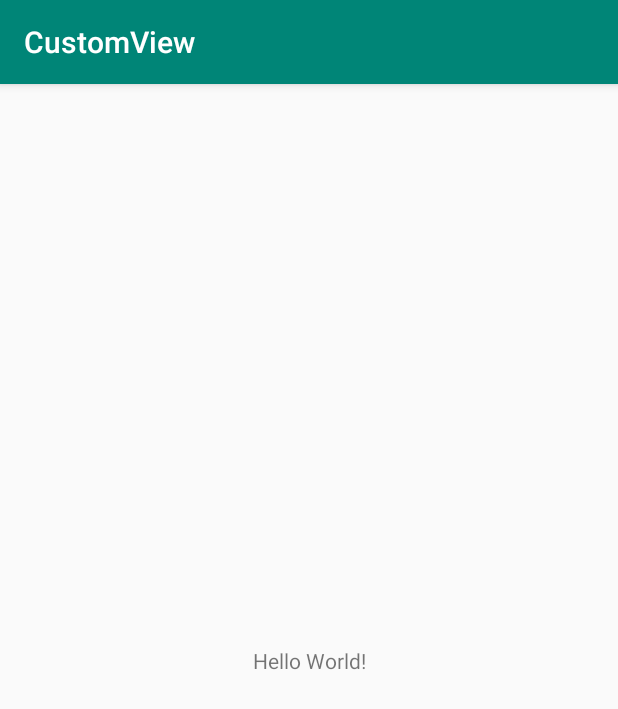
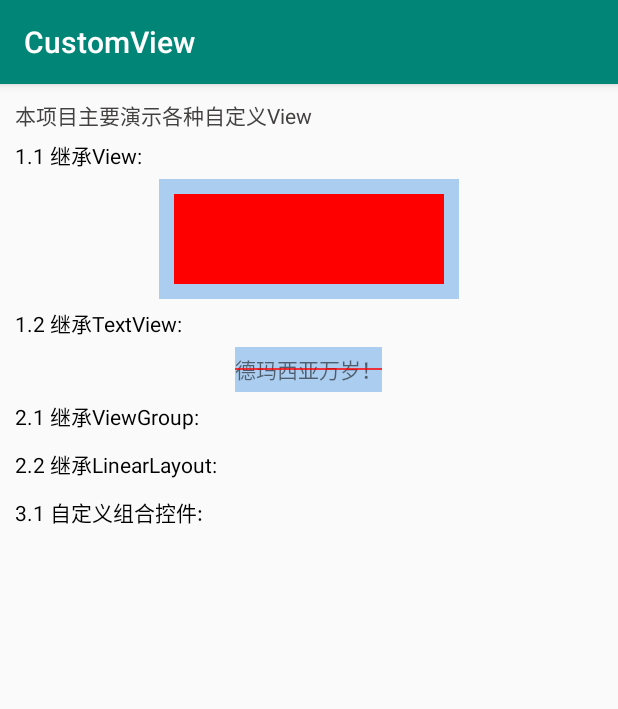
Before and after one commit to shaoshuai904/CustomView, an Android app: the screen it shows after launch (MainActivity), on a phone screen of 412 x 824 dp. Shown: the top 709 px of the screen. Run offline under Robolectric (Android 15) with nearby library versions, the phone set to English and light mode, and no system bars.

Commit message:
add custom View and custom TextView.

```diff
--- a/app/build.gradle
+++ b/app/build.gradle
@@ -4,7 +4,7 @@ android {
     compileSdkVersion 28
     defaultConfig {
         applicationId "com.maple.customview"
-        minSdkVersion 15
+        minSdkVersion 16
         targetSdkVersion 28
         versionCode 1
         versionName "1.0"
--- /dev/null
+++ b/app/src/main/java/com/maple/customview/view/InvalidTextView.java
@@ -0,0 +1,46 @@
+package com.maple.customview.view;
+
+import android.annotation.SuppressLint;
+import android.content.Context;
+import android.graphics.Canvas;
+import android.graphics.Color;
+import android.graphics.Paint;
+import android.util.AttributeSet;
+import android.widget.TextView;
+
+/**
+ * @author maple
+ * @time 2019/1/14
+ */
+@SuppressLint("AppCompatCustomView")
+public class InvalidTextView extends TextView {
+    private Paint mPaint = new Paint(Paint.ANTI_ALIAS_FLAG);
+
+    public InvalidTextView(Context context) {
+        super(context);
+        initDraw();
+    }
+
+    public InvalidTextView(Context context, AttributeSet attrs) {
+        super(context, attrs);
+        initDraw();
+    }
+
+    public InvalidTextView(Context context, AttributeSet attrs, int defStyleAttr) {
+        super(context, attrs, defStyleAttr);
+        initDraw();
+    }
+
+    public void initDraw() {
+        mPaint.setColor(Color.RED);// 设置颜色
+        mPaint.setStrokeWidth(1.5f);// 设置线宽度
+    }
+
+    @Override
+    protected void onDraw(Canvas canvas) {
+        super.onDraw(canvas);
+        int width = getWidth();
+        int height = getHeight();
+        canvas.drawLine(0, height / 2, width, height / 2, mPaint);
+    }
+}
--- /dev/null
+++ b/app/src/main/java/com/maple/customview/view/RectView.java
@@ -0,0 +1,90 @@
+package com.maple.customview.view;
+
+import android.content.Context;
+import android.graphics.Canvas;
+import android.graphics.Color;
+import android.graphics.Paint;
+import android.os.Build;
+import android.support.annotation.RequiresApi;
+import android.util.AttributeSet;
+import android.view.View;
+
+/**
+ * 自定义View继承View时，注意事项⚠️
+ * 1、对 padding 进行处理
+ * 2、对 wrap_content 进行处理,设置默认大小
+ *
+ * @author maple
+ * @time 2019/1/14
+ */
+public class RectView extends View {
+    private Paint mPaint = new Paint(Paint.ANTI_ALIAS_FLAG);
+    private int mColor = Color.RED;
+
+    public RectView(Context context) {
+        super(context);
+        initDraw();
+    }
+
+    public RectView(Context context, AttributeSet attrs) {
+        super(context, attrs);
+        initDraw();
+    }
+
+    public RectView(Context context, AttributeSet attrs, int defStyleAttr) {
+        super(context, attrs, defStyleAttr);
+        initDraw();
+    }
+
+    public void initDraw() {
+        mPaint.setColor(mColor);// 设置颜色
+        mPaint.setStrokeWidth(1.5f);// 设置线宽度
+    }
+
+    final int defWidth = 60;
+    final int defHeight = 60;
+
+    @Override
+    protected void onMeasure(int widthMeasureSpec, int heightMeasureSpec) {
+        super.onMeasure(widthMeasureSpec, heightMeasureSpec);
+
+        int widthSize;
+        int heightSize;
+
+        // 计算width
+        if (MeasureSpec.getMode(widthMeasureSpec) == MeasureSpec.AT_MOST) {
+            // 如果width是wrap_content,则需要动态设置width的大小
+            int minWidth = getMinimumWidth();
+            widthSize = Math.max(minWidth, defWidth);
+        } else {
+            // 如果width是match_parent，则返回父容器宽度。
+            // 如果width是 xx dp,则返回具体的值。
+            widthSize = MeasureSpec.getSize(widthMeasureSpec);
+        }
+        // 计算height
+        if (MeasureSpec.getMode(heightMeasureSpec) == MeasureSpec.AT_MOST) {
+            // 如果height是任意大小，则设置为：defHeight
+            int minHeight = getMinimumHeight();
+            heightSize = Math.max(minHeight, defHeight);
+        } else {
+            heightSize = MeasureSpec.getSize(heightMeasureSpec);
+        }
+
+        setMeasuredDimension(widthSize, heightSize);
+    }
+
+    @Override
+    protected void onDraw(Canvas canvas) {
+        super.onDraw(canvas);
+        // 对padding值进行处理
+        int left = getPaddingLeft();
+        int right = getPaddingRight();
+        int top = getPaddingTop();
+        int bottom = getPaddingBottom();
+        // view实际大小
+        int width = getWidth() - left - right;
+        int height = getHeight() - top - bottom;
+        //
+        canvas.drawRect(0 + left, 0 + top, width + right, height + bottom, mPaint);
+    }
+}
--- a/app/src/main/res/layout/activity_main.xml
+++ b/app/src/main/res/layout/activity_main.xml
@@ -1,18 +1,76 @@
 <?xml version="1.0" encoding="utf-8"?>
-<android.support.constraint.ConstraintLayout xmlns:android="http://schemas.android.com/apk/res/android"
-    xmlns:app="http://schemas.android.com/apk/res-auto"
-    xmlns:tools="http://schemas.android.com/tools"
+<ScrollView xmlns:android="http://schemas.android.com/apk/res/android"
     android:layout_width="match_parent"
-    android:layout_height="match_parent"
-    tools:context=".MainActivity">
+    android:layout_height="match_parent">
 
-    <TextView
-        android:layout_width="wrap_content"
+    <LinearLayout
+        android:layout_width="match_parent"
         android:layout_height="wrap_content"
-        android:text="Hello World!"
-        app:layout_constraintBottom_toBottomOf="parent"
-        app:layout_constraintLeft_toLeftOf="parent"
-        app:layout_constraintRight_toRightOf="parent"
-        app:layout_constraintTop_toTopOf="parent" />
+        android:gravity="center_horizontal"
+        android:orientation="vertical"
+        android:padding="10dp">
 
-</android.support.constraint.ConstraintLayout>
+        <TextView
+            android:layout_width="match_parent"
+            android:layout_height="wrap_content"
+            android:text="本项目主要演示各种自定义View"
+            android:textColor="#434040" />
+
+        <TextView
+            android:layout_width="match_parent"
+            android:layout_height="wrap_content"
+            android:layout_marginTop="5dp"
+            android:layout_marginBottom="5dp"
+            android:text="1.1 继承View:"
+            android:textColor="#000000" />
+
+        <com.maple.customview.view.RectView
+            android:layout_width="200dp"
+            android:layout_height="80dp"
+            android:background="#abcdef"
+            android:minWidth="150dp"
+            android:padding="10dp" />
+
+        <TextView
+            android:layout_width="match_parent"
+            android:layout_height="wrap_content"
+            android:layout_marginTop="5dp"
+            android:layout_marginBottom="5dp"
+            android:text="1.2 继承TextView:"
+            android:textColor="#000000" />
+
+        <com.maple.customview.view.InvalidTextView
+            android:layout_width="wrap_content"
+            android:layout_height="30dp"
+            android:background="#abcdef"
+            android:gravity="center"
+            android:text="德玛西亚万岁！" />
+
+        <TextView
+            android:layout_width="match_parent"
+            android:layout_height="wrap_content"
+            android:layout_marginTop="5dp"
+            android:layout_marginBottom="5dp"
+            android:text="2.1 继承ViewGroup:"
+            android:textColor="#000000" />
+
+
+        <TextView
+            android:layout_width="match_parent"
+            android:layout_height="wrap_content"
+            android:layout_marginTop="5dp"
+            android:layout_marginBottom="5dp"
+            android:text="2.2 继承LinearLayout:"
+            android:textColor="#000000" />
+
+        <TextView
+            android:layout_width="match_parent"
+            android:layout_height="wrap_content"
+            android:layout_marginTop="5dp"
+            android:layout_marginBottom="5dp"
+            android:text="3.1 自定义组合控件:"
+            android:textColor="#000000" />
+
+    </LinearLayout>
+
+</ScrollView>
```
